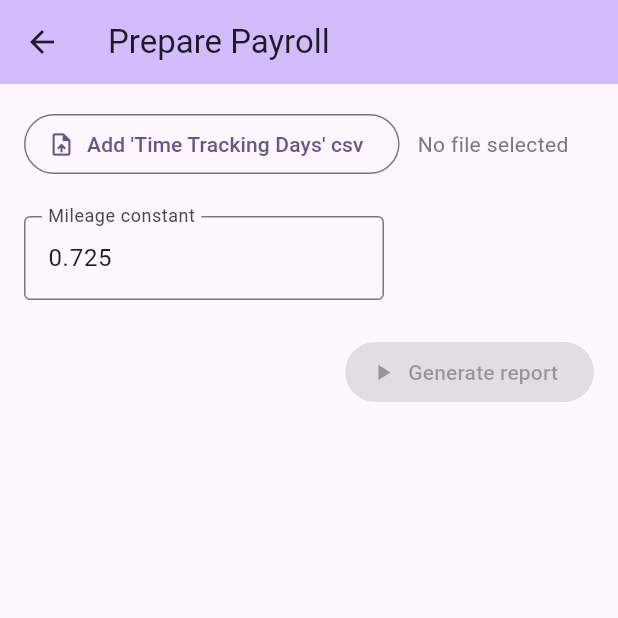
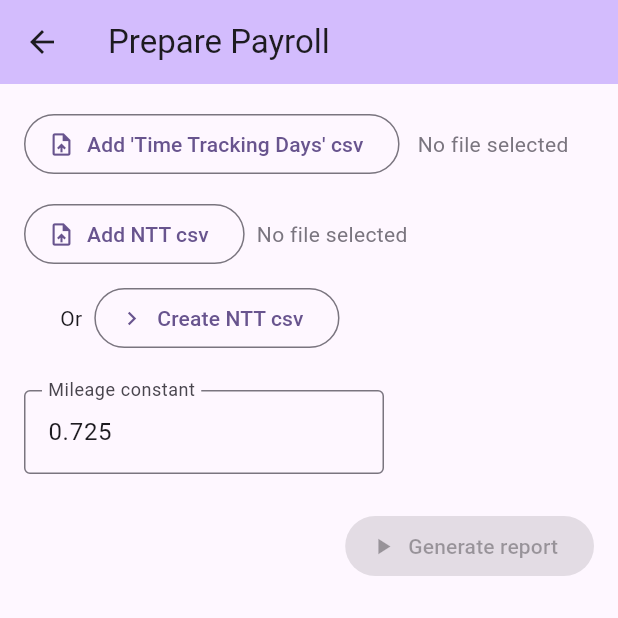
Before and after one commit to dnnyg33/red_tail_ridge_office, a Flutter app: the PreparePayrollView screen opened directly, on a phone screen of 412 x 824 dp, the top half of it. Run offline on Flutter 3.47's test engine with Material 3 defaults, Android fonts, the phone set to English and light mode, and no system bars; our stand-ins replace csv, equatable, flutter_bloc, freezed_annotation.

Commit message:
Integrate Freezed for code generation and add NTT file selection to payroll features
- Add `freezed`, `freezed_annotation`, and `build_runner` dependencies
- Refactor `DashboardBloc` and `PreparePayrollBloc` events and states to use Freezed for immutable data and pattern matching
- Implement `PreparePayrollNttFileSelected` event and update state to track NTT file metadata (name, path, and bytes)
- Add `_NttFileField` to `PreparePayrollPage` to allow users to upload or navigate to a creation page for NTT CSV files
- Simplify `PreparePayrollBloc` state updates by leveraging Freezed's `copyWith` implementation
- Include generated Freezed files for dashboard and payroll BLoCs

```diff
--- a/lib/dashboard/bloc/dashboard_bloc.dart
+++ b/lib/dashboard/bloc/dashboard_bloc.dart
@@ -1,14 +1,16 @@
-import 'package:equatable/equatable.dart';
 import 'package:flutter/material.dart';
 import 'package:flutter_bloc/flutter_bloc.dart';
+import 'package:freezed_annotation/freezed_annotation.dart';
 
 import '../models/mini_app.dart';
 
 part 'dashboard_event.dart';
 part 'dashboard_state.dart';
+part 'dashboard_bloc.freezed.dart';
+
 
 class DashboardBloc extends Bloc<DashboardEvent, DashboardState> {
-  DashboardBloc() : super(const DashboardState.initial()) {
+  DashboardBloc() : super(const DashboardState()) {
     on<DashboardStarted>(_onStarted);
   }
 
--- a/lib/payroll/bloc/prepare_payroll_event.dart
+++ b/lib/payroll/bloc/prepare_payroll_event.dart
@@ -1,40 +1,25 @@
 part of 'prepare_payroll_bloc.dart';
 
-sealed class PreparePayrollEvent extends Equatable {
-  const PreparePayrollEvent();
 
-  @override
-  List<Object?> get props => [];
+@freezed
+sealed class PreparePayrollEvent with _$PreparePayrollEvent {
+  const factory PreparePayrollEvent.started() = PreparePayrollStarted;
+
+  const factory PreparePayrollEvent.timeTrackingFileSelected({
+    required String fileName,
+    String? filePath,
+    Uint8List? bytes,
+  }) = PreparePayrollTimeTrackingFileSelected;
+
+  const factory PreparePayrollEvent.nttFileSelected({
+    required String fileName,
+    String? filePath,
+    Uint8List? bytes,
+  }) = PreparePayrollNttFileSelected;
+
+  const factory PreparePayrollEvent.mileageConstantChanged(double? value) =
+      PreparePayrollMileageConstantChanged;
+
+  const factory PreparePayrollEvent.reportRequested() =
+      PreparePayrollReportRequested;
 }
-
-final class PreparePayrollStarted extends PreparePayrollEvent {
-  const PreparePayrollStarted();
-}
-
-final class PreparePayrollTimeTrackingFileSelected extends PreparePayrollEvent {
-  const PreparePayrollTimeTrackingFileSelected({
-    required this.fileName,
-    required this.filePath,
-    this.bytes,
-  });
-
-  final String fileName;
-  final String? filePath;
-  final Uint8List? bytes;
-
-  @override
-  List<Object?> get props => [fileName, filePath, bytes];
-}
-
-final class PreparePayrollMileageConstantChanged extends PreparePayrollEvent {
-  const PreparePayrollMileageConstantChanged(this.value);
-
-  final double? value;
-
-  @override
-  List<Object?> get props => [value];
-}
-
-final class PreparePayrollReportRequested extends PreparePayrollEvent {
-  const PreparePayrollReportRequested();
-}
--- a/lib/payroll/bloc/prepare_payroll_state.dart
+++ b/lib/payroll/bloc/prepare_payroll_state.dart
@@ -2,73 +2,28 @@ part of 'prepare_payroll_bloc.dart';
 
 enum PreparePayrollStatus { initial, loading, ready, generating, failure }
 
-final class PreparePayrollState extends Equatable {
-  const PreparePayrollState({
-    this.status = PreparePayrollStatus.initial,
-    this.payPeriodStart,
-    this.payPeriodEnd,
-    this.employeeCount = 0,
-    this.timeTrackingFileName,
-    this.timeTrackingFilePath,
-    this.timeTrackingBytes,
-    this.mileageConstant = .725,
-    this.workerRows = const [],
-    this.errorMessage,
-  });
+@freezed
+abstract class PreparePayrollState with _$PreparePayrollState {
+  const PreparePayrollState._();
 
-  final PreparePayrollStatus status;
-  final DateTime? payPeriodStart;
-  final DateTime? payPeriodEnd;
-  final int employeeCount;
-  final String? timeTrackingFileName;
-  final String? timeTrackingFilePath;
-  final Uint8List? timeTrackingBytes;
-  final double? mileageConstant;
-  final List<WorkerRow> workerRows;
-  final String? errorMessage;
+  const factory PreparePayrollState({
+    @Default(PreparePayrollStatus.initial) PreparePayrollStatus status,
+    DateTime? payPeriodStart,
+    DateTime? payPeriodEnd,
+    @Default(0) int employeeCount,
+    String? timeTrackingFileName,
+    String? timeTrackingFilePath,
+    Uint8List? timeTrackingBytes,
+    String? nttFileName,
+    String? nttFilePath,
+    Uint8List? nttBytes,
+    @Default(0.725) double? mileageConstant,
+    @Default(<WorkerRow>[]) List<WorkerRow> workerRows,
+    String? errorMessage,
+  }) = _PreparePayrollState;
 
   bool get hasTimeTrackingFile => timeTrackingFileName != null;
 
   bool get canGenerateReport =>
       hasTimeTrackingFile && status != PreparePayrollStatus.generating;
-
-  PreparePayrollState copyWith({
-    PreparePayrollStatus? status,
-    DateTime? payPeriodStart,
-    DateTime? payPeriodEnd,
-    int? employeeCount,
-    String? timeTrackingFileName,
-    String? timeTrackingFilePath,
-    Uint8List? timeTrackingBytes,
-    double? mileageConstant,
-    List<WorkerRow>? workerRows,
-    String? errorMessage,
-  }) {
-    return PreparePayrollState(
-      status: status ?? this.status,
-      payPeriodStart: payPeriodStart ?? this.payPeriodStart,
-      payPeriodEnd: payPeriodEnd ?? this.payPeriodEnd,
-      employeeCount: employeeCount ?? this.employeeCount,
-      timeTrackingFileName: timeTrackingFileName ?? this.timeTrackingFileName,
-      timeTrackingFilePath: timeTrackingFilePath ?? this.timeTrackingFilePath,
-      timeTrackingBytes: timeTrackingBytes ?? this.timeTrackingBytes,
-      mileageConstant: mileageConstant ?? this.mileageConstant,
-      workerRows: workerRows ?? this.workerRows,
-      errorMessage: errorMessage,
-    );
-  }
-
-  @override
-  List<Object?> get props => [
-        status,
-        payPeriodStart,
-        payPeriodEnd,
-        employeeCount,
-        timeTrackingFileName,
-        timeTrackingFilePath,
-        timeTrackingBytes,
-        mileageConstant,
-        workerRows,
-        errorMessage,
-      ];
 }
--- a/lib/payroll/view/prepare_payroll_page.dart
+++ b/lib/payroll/view/prepare_payroll_page.dart
@@ -4,6 +4,7 @@ import 'package:flutter/services.dart';
 import 'package:flutter_bloc/flutter_bloc.dart';
 
 import '../bloc/prepare_payroll_bloc.dart';
+import 'create_ntt_page.dart';
 
 class PreparePayrollPage extends StatelessWidget {
   const PreparePayrollPage({super.key});
@@ -59,6 +60,9 @@ class _PreparePayrollBody extends StatelessWidget {
         crossAxisAlignment: CrossAxisAlignment.start,
         children: [
           _TimeTrackingFileField(),
+          SizedBox(height: 12),
+          _NttFileField(),
+
           SizedBox(height: 24),
           _MileageConstantField(),
           SizedBox(height: 24),
@@ -117,6 +121,76 @@ class _TimeTrackingFileField extends StatelessWidget {
     final picked = result.files.single;
     bloc.add(
       PreparePayrollTimeTrackingFileSelected(
+        fileName: picked.name,
+        filePath: picked.path,
+        bytes: picked.bytes,
+      ),
+    );
+  }
+}
+
+class _NttFileField extends StatelessWidget {
+  const _NttFileField();
+
+  @override
+  Widget build(BuildContext context) {
+    final theme = Theme.of(context);
+    return BlocBuilder<PreparePayrollBloc, PreparePayrollState>(
+      buildWhen: (prev, curr) => prev.nttFileName != curr.nttFileName,
+      builder: (context, state) {
+        return Column(
+          mainAxisAlignment: MainAxisAlignment.spaceBetween,
+          children: [
+            Row(children: [
+              OutlinedButton.icon(
+                onPressed: () => _pickFile(context),
+                icon: const Icon(Icons.upload_file),
+                label: const Text('Add NTT csv'),
+              ),
+              const SizedBox(width: 8),
+              Text(
+                state.nttFileName ?? 'No file selected',
+                style: theme.textTheme.bodyMedium?.copyWith(
+                  color: state.nttFileName == null
+                      ? theme.colorScheme.outline
+                      : theme.colorScheme.onSurface,
+                ),
+              ),
+            ]),
+            const SizedBox(height: 8),
+            Row(children: [
+              const SizedBox(width: 24),
+              const Text("Or"),
+              const SizedBox(width: 8),
+              OutlinedButton.icon(
+                onPressed: state.nttFileName != null
+                    ? null
+                    : () => Navigator.of(context).push(
+                          MaterialPageRoute<void>(
+                            builder: (_) => const CreateNttPage(),
+                          ),
+                        ),
+                icon: const Icon(Icons.chevron_right),
+                label: const Text('Create NTT csv'),
+              ),
+            ]),
+          ],
+        );
+      },
+    );
+  }
+
+  Future<void> _pickFile(BuildContext context) async {
+    final bloc = context.read<PreparePayrollBloc>();
+    final result = await FilePicker.platform.pickFiles(
+      type: FileType.custom,
+      allowedExtensions: const ['csv'],
+      withData: true,
+    );
+    if (result == null || result.files.isEmpty) return;
+    final picked = result.files.single;
+    bloc.add(
+      PreparePayrollNttFileSelected(
         fileName: picked.name,
         filePath: picked.path,
         bytes: picked.bytes,
--- a/pubspec.yaml
+++ b/pubspec.yaml
@@ -36,6 +36,7 @@ dependencies:
   cupertino_icons: ^1.0.8
   flutter_bloc: ^9.0.0
   equatable: ^2.0.7
+  freezed_annotation: ^3.0.0
   file_picker: ^8.1.4
   csv: ^6.0.0
 
@@ -43,6 +44,8 @@ dev_dependencies:
   flutter_test:
     sdk: flutter
   bloc_test: ^10.0.0
+  build_runner: ^2.4.13
+  freezed: ^3.0.0
 
   # The "flutter_lints" package below contains a set of recommended lints to
   # encourage good coding practices. The lint set provided by the package is
```
Also changed, not shown: lib/dashboard/bloc/dashboard_event.dart (+5 -18 lines), lib/dashboard/bloc/dashboard_state.dart (+5 -13 lines), lib/payroll/bloc/prepare_payroll_bloc.dart (+22 -21 lines), lib/dashboard/bloc/dashboard_bloc.freezed.dart (added), lib/payroll/bloc/prepare_payroll_bloc.freezed.dart (added), pubspec.lock.
